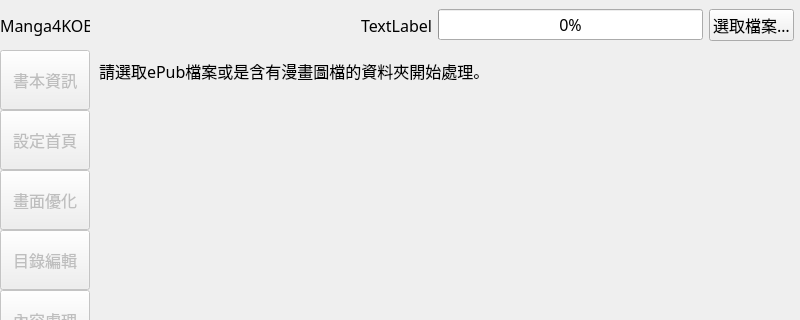
lamwaihen/Volmoe4KOBO, file UI/Main.ui: the form before one commit; both pictures show x 0 to 800 and y 0 to 320 of the 800 by 644 pixel window.
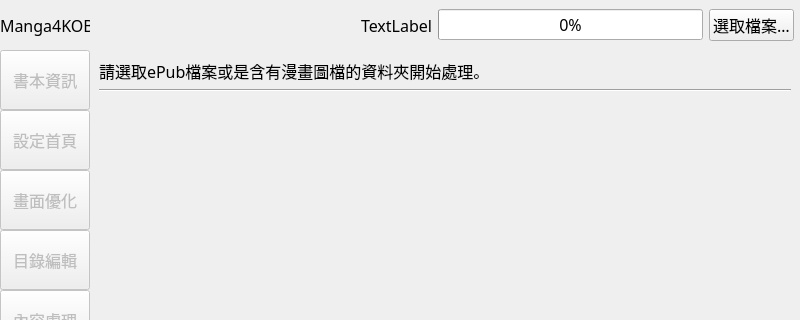
The form after the commit. Icons and pictures are not drawn. Custom widgets are drawn as their Qt base class.

The edit to the form file:
```diff
--- a/UI/Main.ui
+++ b/UI/Main.ui
@@ -412,7 +412,7 @@
            <number>0</number>
           </property>
           <widget class="QWidget" name="pageBegin">
-           <layout class="QVBoxLayout" name="verticalLayout_24" stretch="0,1">
+           <layout class="QVBoxLayout" name="verticalLayout_24" stretch="0,0,1">
             <item>
              <widget class="QLabel" name="label_2">
               <property name="text">
@@ -420,6 +420,13 @@
               </property>
              </widget>
             </item>
+            <item>
+             <widget class="Line" name="line_3">
+              <property name="orientation">
+               <enum>Qt::Horizontal</enum>
+              </property>
+             </widget>
+            </item>
             <item>
              <spacer name="verticalSpacer_5">
               <property name="orientation">
```
Left out of the diff: 54 changed lines with no effect on the pictures.
